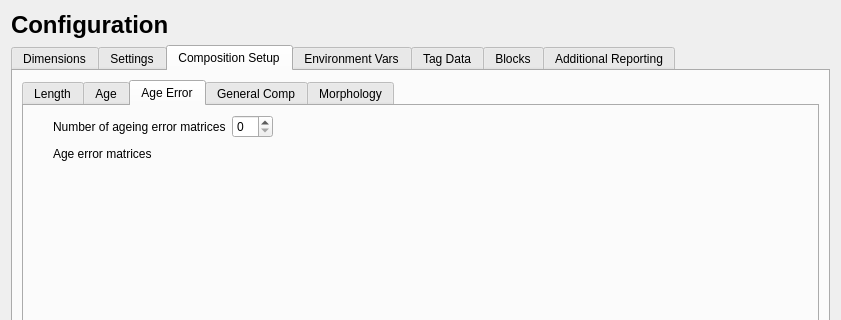
Above: src/data_widget.ui from nmfs-ost/ss3-ssi before the change; both pictures show x 0 to 841 and y 0 to 320 of the 841 by 621 pixel window. Below: the same form after it.
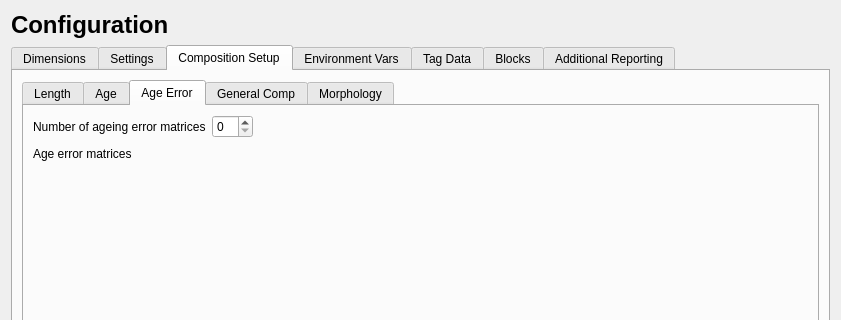
That is the form after the change. The open tabs and pages were chosen to show the change. Icons and pictures are not drawn.

What changed in the file:
```diff
--- a/src/data_widget.ui
+++ b/src/data_widget.ui
@@ -1239,7 +1239,9 @@
              <item row="2" column="1" colspan="3">
               <layout class="QHBoxLayout" name="horizontalLayout_age_error"/>
              </item>
-             <item row="2" column="0">
+            </layout>
+           </item>
+           <item>
               <spacer name="verticalSpacer_comp_age_err">
                <property name="orientation">
                 <enum>Qt::Vertical</enum>
@@ -1251,8 +1253,6 @@
                 </size>
                </property>
               </spacer>
-             </item>
-            </layout>
            </item>
           </layout>
          </widget>
```
Left out of the diff: 4 changed lines with no effect on the pictures. Lines whose indentation alone changed are shown as unchanged.
